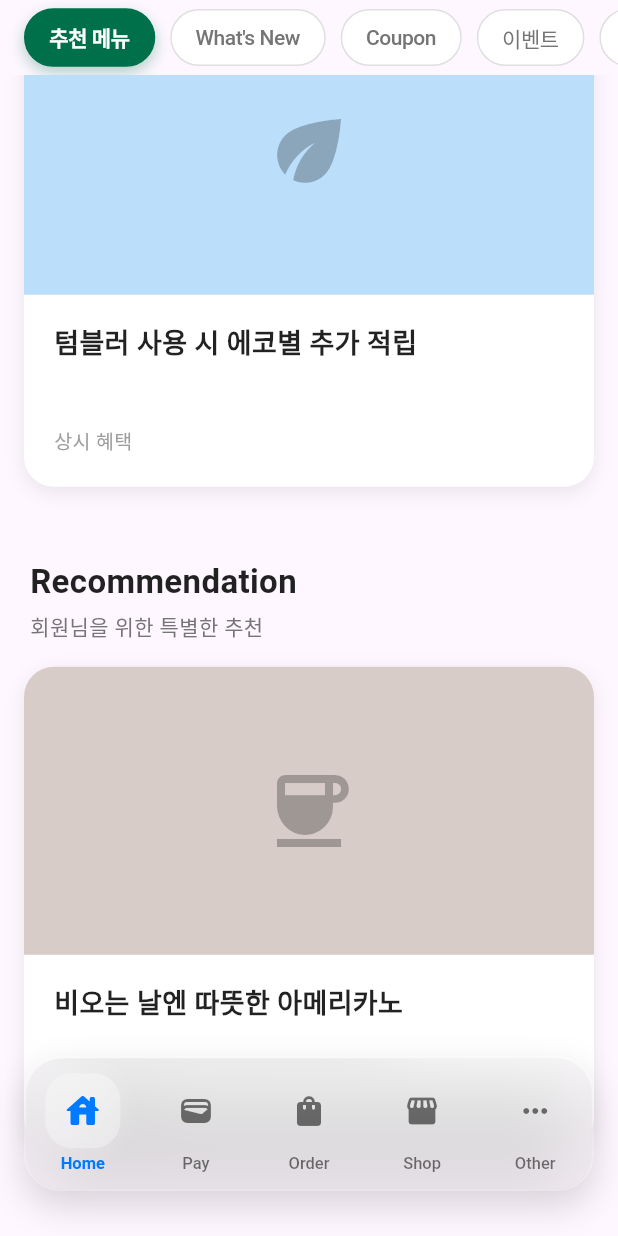
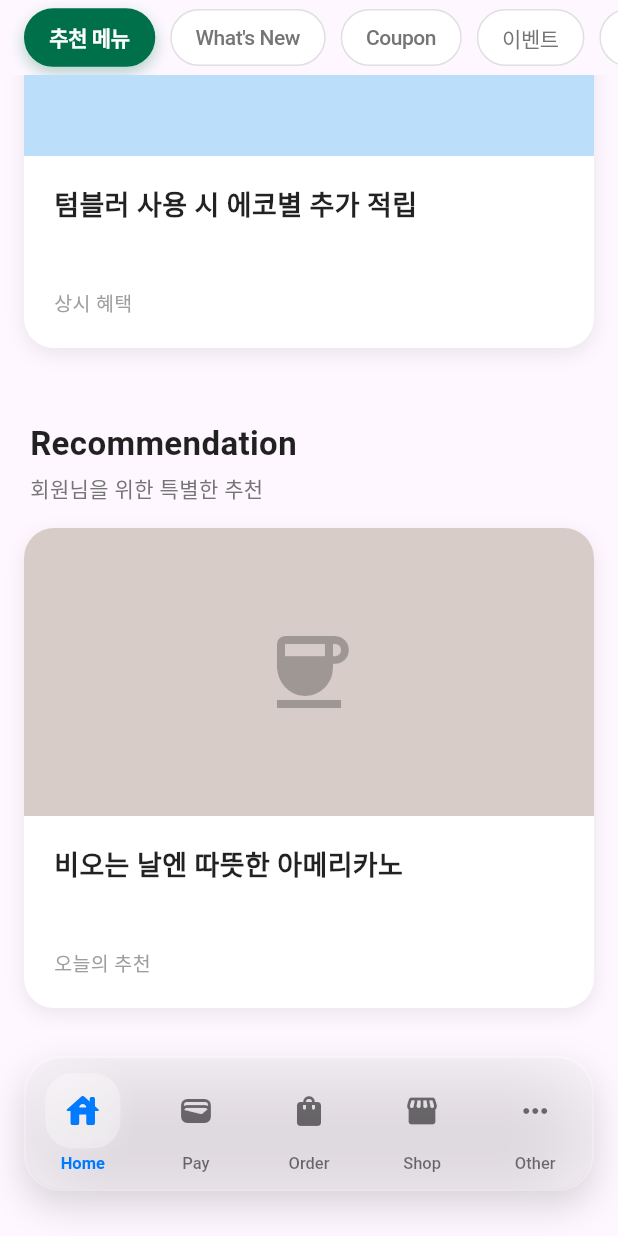
Before and after one commit to ikpil/Ratsbucks, a Flutter app: the screen it shows after launch, scrolled down 1728 dp, on a phone screen of 412 x 824 dp. Run offline on Flutter 3.47's test engine with Material 3 defaults, Android fonts, the light colour scheme and no system bars.

Commit message:
하단 내비게이션이 마지막 이벤트 카드를 가리는 문제 수정

```diff
--- a/lib/pages/views/home_view.dart
+++ b/lib/pages/views/home_view.dart
@@ -52,6 +52,9 @@ class _HomeViewState extends State<HomeView> {
                 childCount: 3,
               ),
             ),
+            const SliverToBoxAdapter(
+              child: SizedBox(height: 120),
+            ),
           ],
         ),
       ),
```
